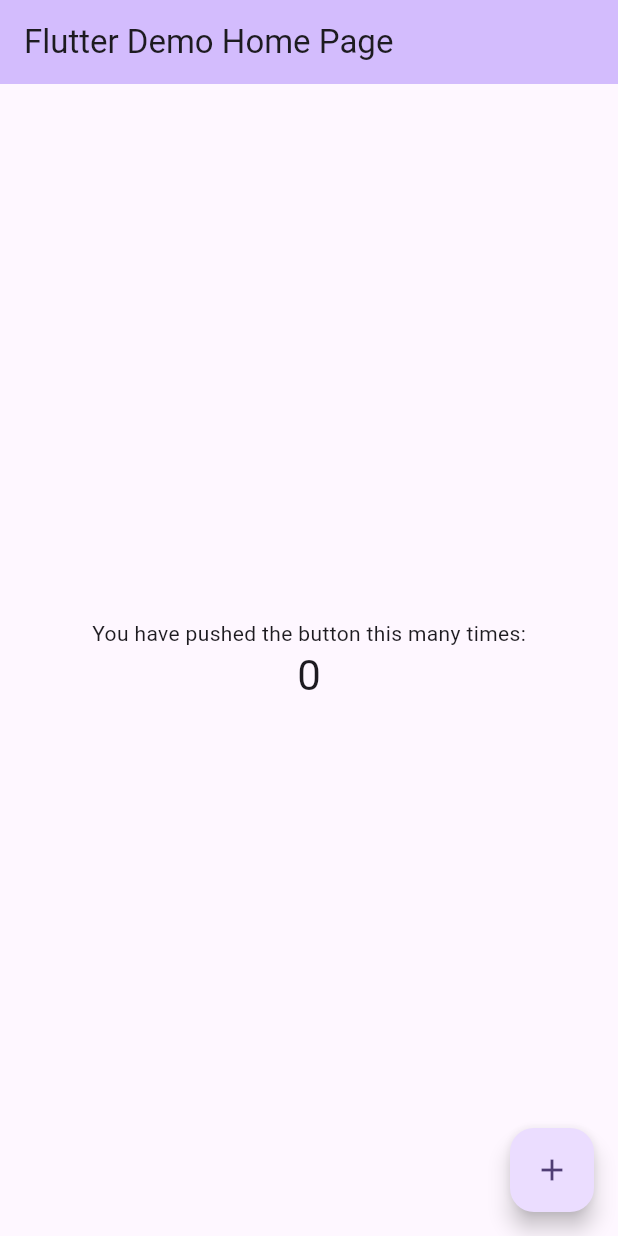
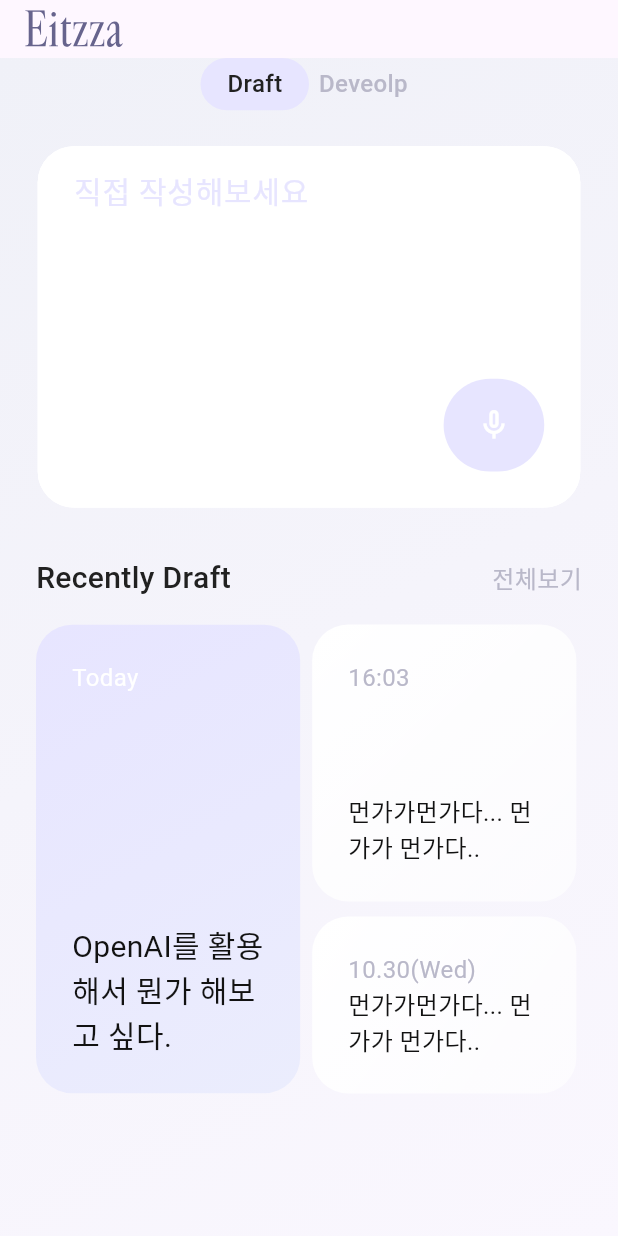
Before and after one commit to SeoHyun1024/eitzza, a Flutter app: the screen it shows after launch, on a phone screen of 412 x 824 dp. Run offline on Flutter 3.47's test engine with Material 3 defaults, Android fonts, the light colour scheme and no system bars; our stand-ins replace flutter_svg; Roboto replaces fonts that are missing (Pretendard); project files that could hold a hidden picture were left out.

Commit message:
홈 화면 UI

```diff
--- /dev/null
+++ b/lib/home_screen.dart
@@ -0,0 +1,425 @@
+import 'package:flutter/material.dart';
+import 'package:flutter/services.dart';
+import 'package:flutter/widgets.dart';
+import 'package:flutter_svg/flutter_svg.dart';
+
+class HomeScreen extends StatefulWidget {
+  const HomeScreen({super.key});
+
+  @override
+  State<HomeScreen> createState() => _HomeScreenState();
+}
+
+class _HomeScreenState extends State<HomeScreen> {
+  final FocusNode _focusNode = FocusNode();
+  bool _isFocused = false;
+  String _counterText = "0";
+  TextEditingController textController = TextEditingController();
+  String textContent = "";
+  String errorTextVal = "";
+
+  bool isDraft = true; // Draft 누르면 토글
+
+  @override
+  void initState() {
+    super.initState();
+    _focusNode.addListener(_onFocusChange);
+  }
+
+  @override
+  void dispose() {
+    _focusNode.removeListener(_onFocusChange);
+    _focusNode.dispose();
+    super.dispose();
+  }
+
+  void _onFocusChange() {
+    setState(() {
+      _isFocused = _focusNode.hasFocus;
+    });
+  }
+
+  void _modeChange() {
+    setState(() {
+      isDraft != isDraft;
+    });
+  }
+
+  @override
+  Widget build(BuildContext context) {
+    final double height = MediaQuery.of(context).size.height / 852;
+    final double width = MediaQuery.of(context).size.width / 393;
+
+    return Scaffold(
+      appBar: AppBar(
+        toolbarHeight: 40 * height,
+        title: SvgPicture.asset("assets/images/Eitzza_logo.svg"),
+        //backgroundColor: const Color(0xFFF0F1F8),
+      ),
+      body: Stack(
+        children: [
+          HomeBackground(
+            isDraft: isDraft,
+          ),
+          Padding(
+            padding: const EdgeInsets.symmetric(horizontal: 24.0),
+            child: Column(
+              children: [
+                Row(
+                  mainAxisAlignment: MainAxisAlignment.center,
+                  children: [
+                    Container(
+                      alignment: Alignment.center,
+                      height: 36 * height,
+                      width: 69 * width,
+                      decoration: BoxDecoration(
+                        color: const Color(0xFFE7E5FF),
+                        borderRadius: BorderRadius.circular(18.0),
+                      ),
+                      child: const Text(
+                        "Draft",
+                        style: TextStyle(
+                          fontSize: 16,
+                          fontWeight: FontWeight.w500,
+                          color: Color(0xFF212121),
+                        ),
+                      ),
+                    ),
+                    Container(
+                      alignment: Alignment.center,
+                      height: 36 * height,
+                      width: 69 * width,
+                      decoration: BoxDecoration(
+                        color: Colors.transparent,
+                        borderRadius: BorderRadius.circular(18.0),
+                      ),
+                      child: const Text(
+                        "Deveolp",
+                        style: TextStyle(
+                          fontSize: 16,
+                          fontWeight: FontWeight.w500,
+                          color: Color(0xFFB9B8C9),
+                        ),
+                      ),
+                    ),
+                  ],
+                ),
+                Padding(
+                  padding: const EdgeInsets.only(top: 24.0, bottom: 33.0),
+                  child: Container(
+                    height: 249 * height,
+                    width: 345 * width,
+                    decoration: BoxDecoration(
+                      color: Colors.white,
+                      borderRadius: BorderRadius.circular(24),
+                    ),
+                    child: Stack(
+                      children: [
+                        nameField(),
+                        Positioned(
+                          bottom: 24,
+                          right: 24,
+                          child: Row(
+                            mainAxisAlignment: MainAxisAlignment.end,
+                            crossAxisAlignment: CrossAxisAlignment.end,
+                            children: [
+                              Container(
+                                width: 64 * width,
+                                height: 64 * height,
+                                decoration: BoxDecoration(
+                                  color: const Color(0xFFE7E5FF),
+                                  borderRadius: BorderRadius.circular(100),
+                                ),
+                                child: const Icon(
+                                  Icons.mic_none_outlined,
+                                  color: Colors.white,
+                                ),
+                              ),
+                            ],
+                          ),
+                        ),
+                      ],
+                    ),
+                  ),
+                ),
+                const Row(
+                  mainAxisAlignment: MainAxisAlignment.spaceBetween,
+                  children: [
+                    Text(
+                      "Recently Draft",
+                      style: TextStyle(
+                        fontSize: 20,
+                        fontWeight: FontWeight.w500,
+                        color: Color(0xFF212121),
+                      ),
+                    ),
+                    Text(
+                      "전체보기",
+                      style: TextStyle(
+                        fontSize: 16,
+                        fontWeight: FontWeight.w400,
+                        color: Color(0xFFB9B8C9),
+                      ),
+                    ),
+                  ],
+                ),
+                Padding(
+                  padding: const EdgeInsets.symmetric(vertical: 16.0),
+                  child: Row(
+                    children: [
+                      Container(
+                        height: 323 * height,
+                        width: 168 * width,
+                        decoration: BoxDecoration(
+                          borderRadius: BorderRadius.circular(24),
+                          gradient: const LinearGradient(
+                            colors: [
+                              Color(0xFFE7E5FF),
+                              Color(0xFFEBEDFD),
+                            ],
+                            begin: Alignment.topLeft,
+                            end: Alignment.bottomRight,
+                            stops: [0, 1],
+                          ),
+                        ),
+                        child: const Padding(
+                          padding: EdgeInsets.all(24.0),
+                          child: Column(
+                            mainAxisAlignment: MainAxisAlignment.spaceBetween,
+                            crossAxisAlignment: CrossAxisAlignment.start,
+                            children: [
+                              Text(
+                                "Today",
+                                style: TextStyle(
+                                  color: Colors.white,
+                                  fontSize: 16,
+                                  fontWeight: FontWeight.w400,
+                                ),
+                              ),
+                              Text(
+                                "OpenAI를 활용해서 뭔가 해보고 싶다.",
+                                style: TextStyle(
+                                  color: Color(0xFF121212),
+                                  fontSize: 20,
+                                  fontWeight: FontWeight.w400,
+                                ),
+                              ),
+                            ],
+                          ),
+                        ),
+                      ),
+                      Padding(
+                        padding: const EdgeInsets.only(left: 8.0),
+                        child: Column(
+                          children: [
+                            Padding(
+                              padding: const EdgeInsets.only(bottom: 10.0),
+                              child: Container(
+                                height: 191 * height,
+                                width: 168 * width,
+                                decoration: BoxDecoration(
+                                  borderRadius: BorderRadius.circular(24),
+                                  gradient: LinearGradient(
+                                    colors: [
+                                      const Color(0xFFFFFFFF),
+                                      const Color(0xFFFFFFFF).withOpacity(0.6),
+                                    ],
+                                    begin: Alignment.topLeft,
+                                    end: Alignment.bottomRight,
+                                    stops: const [0, 1],
+                                  ),
+                                ),
+                                child: const Padding(
+                                  padding: EdgeInsets.all(24.0),
+                                  child: Column(
+                                    mainAxisAlignment:
+                                        MainAxisAlignment.spaceBetween,
+                                    crossAxisAlignment:
+                                        CrossAxisAlignment.start,
+                                    children: [
+                                      Text(
+                                        "16:03",
+                                        style: TextStyle(
+                                          color: Color(0xFFB9B8C9),
+                                          fontSize: 16,
+                                          fontWeight: FontWeight.w400,
+                                        ),
+                                      ),
+                                      Text(
+                                        "먼가가먼가다... 먼가가 먼가다..",
+                                        softWrap: true,
+                                        overflow: TextOverflow.ellipsis,
+                                        maxLines: 2,
+                                        style: TextStyle(
+                                          color: Color(0xFF121212),
+                                          fontSize: 16,
+                                          fontWeight: FontWeight.w400,
+                                        ),
+                                      ),
+                                    ],
+                                  ),
+                                ),
+                              ),
+                            ),
+                            Container(
+                              height: 122 * height,
+                              width: 168 * width,
+                              decoration: BoxDecoration(
+                                borderRadius: BorderRadius.circular(24),
+                                gradient: LinearGradient(
+                                  colors: [
+                                    const Color(0xFFFFFFFF),
+                                    const Color(0xFFFFFFFF).withOpacity(0.6),
+                                  ],
+                                  begin: Alignment.topLeft,
+                                  end: Alignment.bottomRight,
+                                  stops: const [0, 1],
+                                ),
+                              ),
+                              child: const Padding(
+                                padding: EdgeInsets.all(24.0),
+                                child: Column(
+                                  mainAxisAlignment:
+                                      MainAxisAlignment.spaceBetween,
+                                  crossAxisAlignment: CrossAxisAlignment.start,
+                                  children: [
+                                    Text(
+                                      "10.30(Wed)",
+                                      style: TextStyle(
+                                        color: Color(0xFFB9B8C9),
+                                        fontSize: 16,
+                                        fontWeight: FontWeight.w400,
+                                      ),
+                                    ),
+                                    Text(
+                                      "먼가가먼가다... 먼가가 먼가다..",
+                                      softWrap: true,
+                                      overflow: TextOverflow.ellipsis,
+                                      maxLines: 2,
+                                      style: TextStyle(
+                                        color: Color(0xFF121212),
+                                        fontSize: 16,
+                                        fontWeight: FontWeight.w400,
+                                      ),
+                                    ),
+                                  ],
+                                ),
+                              ),
+                            ),
+                          ],
+                        ),
+                      ),
+                    ],
+                  ),
+                )
+              ],
+            ),
+          ),
+        ],
+      ),
+    );
+  }
+
+  TextField nameField() {
+    //final textProvider = Provider.of<InfoProvider>(context);
+
+    return TextField(
+      controller: textController,
+      focusNode: _focusNode,
+      style: const TextStyle(
+        color: Color(0xFF212121),
+        fontSize: 16,
+        fontWeight: FontWeight.w400,
+      ),
+      decoration: InputDecoration(
+        contentPadding: const EdgeInsets.fromLTRB(20, 15, 0, 15),
+        hintText: '직접 작성해보세요',
+        hintStyle: const TextStyle(
+          color: Color(0xFFE7E5FF),
+          fontSize: 20,
+          fontWeight: FontWeight.w400,
+        ),
+        filled: true,
+        fillColor: Colors.white,
+        enabledBorder: OutlineInputBorder(
+          borderSide: const BorderSide(
+            color: Colors.white,
+            width: 1,
+          ),
+          borderRadius: BorderRadius.circular(24),
+        ),
+        focusedBorder: OutlineInputBorder(
+          borderSide: const BorderSide(
+            color: Colors.white,
+            width: 1,
+          ),
+          borderRadius: BorderRadius.circular(24),
+        ),
+        counterText: "",
+      ),
+      cursorColor: const Color(0xFF67648D),
+      cursorHeight: 16,
+      cursorWidth: 1.5,
+      autofocus: false,
+      maxLines: 10,
+      onTapOutside: (event) => FocusManager.instance.primaryFocus?.unfocus(),
+      onChanged: (value) {
+        setState(() {
+          _counterText = (value.length).toString();
+          textContent = textController.text;
+          //textProvider.saveName(value);
+          if (value.isEmpty) {
+            errorTextVal = 'min';
+          } else {
+            errorTextVal = '';
+          }
+        });
+      },
+      cursorErrorColor: Colors.red,
+    );
+  }
+}
+
+// 배경 그라데이션 위젯
+class HomeBackground extends StatelessWidget {
+  HomeBackground({
+    super.key,
+    required this.isDraft,
+  });
+
+  bool isDraft;
+
+  @override
+  Widget build(BuildContext context) {
+    return Container(
+      // 배경 그라데이션
+      height: MediaQuery.of(context).size.height,
+      width: MediaQuery.of(context).size.width,
+      decoration: isDraft
+          ? const BoxDecoration(
+              gradient: LinearGradient(
+                colors: [
+                  Color(0xFFF0F1F8),
+                  Color(0xFFFAF7FE),
+                ],
+                begin: Alignment.topLeft,
+                end: Alignment.bottomRight,
+                stops: [0, 1],
+              ),
+              //color: Color.fromRGBO(60, 65, 92, 1),
+            )
+          : const BoxDecoration(
+              gradient: LinearGradient(
+                colors: [
+                  Color(0xFF151618),
+                  Color(0xFF413158),
+                ],
+                begin: Alignment.topLeft,
+                end: Alignment.bottomRight,
+                stops: [0, 1],
+              ),
+              //color: Color.fromRGBO(60, 65, 92, 1),
+            ),
+    );
+  }
+}
--- a/lib/main.dart
+++ b/lib/main.dart
@@ -1,3 +1,4 @@
+import 'package:eitzza/home_screen.dart';
 import 'package:flutter/material.dart';
 
 void main() {
@@ -11,115 +12,11 @@
   @override
   Widget build(BuildContext context) {
     return MaterialApp(
-      title: 'Flutter Demo',
+      title: 'Eitzza',
       theme: ThemeData(
-        // This is the theme of your application.
-        //
-        // TRY THIS: Try running your application with "flutter run". You'll see
-        // the application has a purple toolbar. Then, without quitting the app,
-        // try changing the seedColor in the colorScheme below to Colors.green
-        // and then invoke "hot reload" (save your changes or press the "hot
-        // reload" button in a Flutter-supported IDE, or press "r" if you used
-        // the command line to start the app).
-        //
-        // Notice that the counter didn't reset back to zero; the application
-        // state is not lost during the reload. To reset the state, use hot
-        // restart instead.
-        //
-        // This works for code too, not just values: Most code changes can be
-        // tested with just a hot reload.
-        colorScheme: ColorScheme.fromSeed(seedColor: Colors.deepPurple),
-        useMaterial3: true,
+        fontFamily: 'Pretendard',
       ),
-      home: const MyHomePage(title: 'Flutter Demo Home Page'),
+      home: const HomeScreen(),
     );
   }
 }
-
-class MyHomePage extends StatefulWidget {
-  const MyHomePage({super.key, required this.title});
-
-  // This widget is the home page of your application. It is stateful, meaning
-  // that it has a State object (defined below) that contains fields that affect
-  // how it looks.
-
-  // This class is the configuration for the state. It holds the values (in this
-  // case the title) provided by the parent (in this case the App widget) and
-  // used by the build method of the State. Fields in a Widget subclass are
-  // always marked "final".
-
-  final String title;
-
-  @override
-  State<MyHomePage> createState() => _MyHomePageState();
-}
-
-class _MyHomePageState extends State<MyHomePage> {
-  int _counter = 0;
-
-  void _incrementCounter() {
-    setState(() {
-      // This call to setState tells the Flutter framework that something has
-      // changed in this State, which causes it to rerun the build method below
-      // so that the display can reflect the updated values. If we changed
-      // _counter without calling setState(), then the build method would not be
-      // called again, and so nothing would appear to happen.
-      _counter++;
-    });
-  }
-
-  @override
-  Widget build(BuildContext context) {
-    // This method is rerun every time setState is called, for instance as done
-    // by the _incrementCounter method above.
-    //
-    // The Flutter framework has been optimized to make rerunning build methods
-    // fast, so that you can just rebuild anything that needs updating rather
-    // than having to individually change instances of widgets.
-    return Scaffold(
-      appBar: AppBar(
-        // TRY THIS: Try changing the color here to a specific color (to
-        // Colors.amber, perhaps?) and trigger a hot reload to see the AppBar
-        // change color while the other colors stay the same.
-        backgroundColor: Theme.of(context).colorScheme.inversePrimary,
-        // Here we take the value from the MyHomePage object that was created by
-        // the App.build method, and use it to set our appbar title.
-        title: Text(widget.title),
-      ),
-      body: Center(
-        // Center is a layout widget. It takes a single child and positions it
-        // in the middle of the parent.
-        child: Column(
-          // Column is also a layout widget. It takes a list of children and
-          // arranges them vertically. By default, it sizes itself to fit its
-          // children horizontally, and tries to be as tall as its parent.
-          //
-          // Column has various properties to control how it sizes itself and
-          // how it positions its children. Here we use mainAxisAlignment to
-          // center the children vertically; the main axis here is the vertical
-          // axis because Columns are vertical (the cross axis would be
-          // horizontal).
-          //
-          // TRY THIS: Invoke "debug painting" (choose the "Toggle Debug Paint"
-          // action in the IDE, or press "p" in the console), to see the
-          // wireframe for each widget.
-          mainAxisAlignment: MainAxisAlignment.center,
-          children: <Widget>[
-            const Text(
-              'You have pushed the button this many times:',
-            ),
-            Text(
-              '$_counter',
-              style: Theme.of(context).textTheme.headlineMedium,
-            ),
-          ],
-        ),
-      ),
-      floatingActionButton: FloatingActionButton(
-        onPressed: _incrementCounter,
-        tooltip: 'Increment',
-        child: const Icon(Icons.add),
-      ), // This trailing comma makes auto-formatting nicer for build methods.
-    );
-  }
-}
```
Also changed, not shown: pubspec.yaml (+26 -1 lines), assets/fonts/Pretendard-Thin.otf (added), assets/images/Eitzza_logo.svg (added), assets/images/Eitzza_logo_dark.svg (added), assets/images/eitzza_logo.png (added), pubspec.lock, 8 other files.
